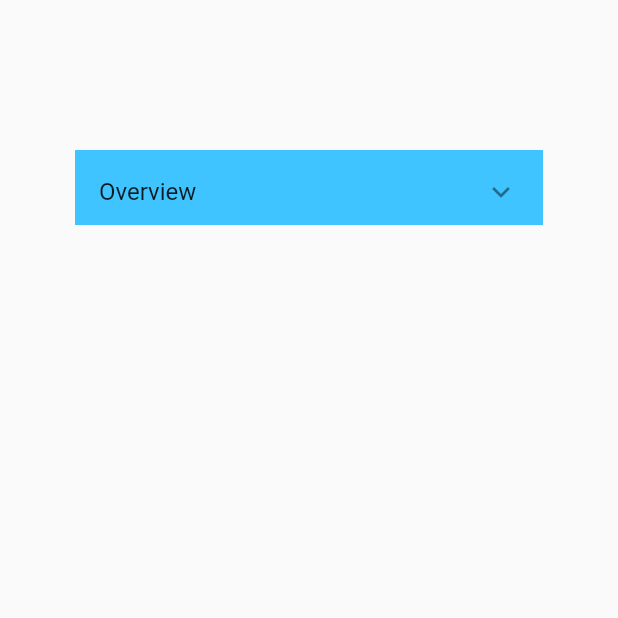
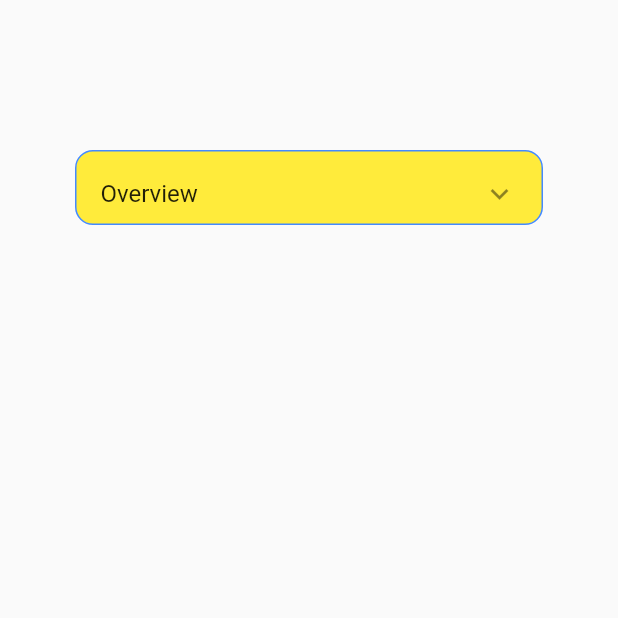
Before and after one commit to srtraj/expansion_tile_widget, a Flutter app: the screen it shows after launch, on a phone screen of 412 x 824 dp, the top half of it. Run offline on Flutter 3.47's test engine with Material 2 defaults, Android fonts, the phone set to English and light mode, and no system bars.

Commit message:
added README.md

```diff
--- a/example/lib/main.dart
+++ b/example/lib/main.dart
@@ -37,6 +37,10 @@ class _MyHomePageState extends State<MyHomePage> {
       padding: const EdgeInsets.symmetric(vertical: 100, horizontal: 50),
       child: CustomExpansionTileWidget(
         headerTitle: "Overview",
+        headerDecoration: BoxDecoration(
+            borderRadius: BorderRadius.all(Radius.circular(12)),
+            border: Border.all(color: Colors.blueAccent),
+            color: Colors.yellow),
         children: [
           Container(
             height: 50,
```
Also changed, not shown: 1 other file.
